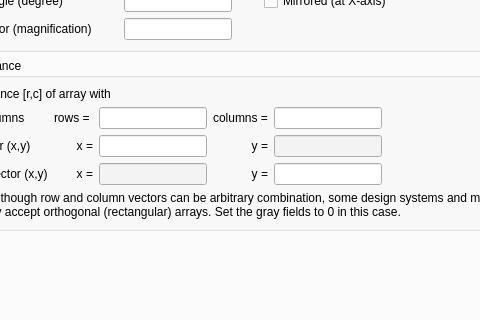
Qt form src/edt/edt/InstPropertiesPage.ui (KLayout/klayout) before a commit; both pictures show x 95 to 575 and y 204 to 524 of the 666 by 649 pixel window.
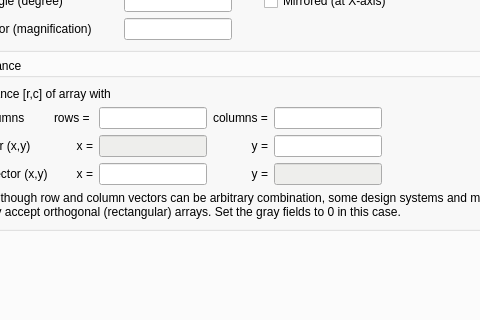
The same form after that commit. Custom widgets are drawn as their Qt base class.

Commit message: Reversed the interpretation of 'good' row/column combination until further clarification.

Patch:
```diff
--- a/src/edt/edt/InstPropertiesPage.ui
+++ b/src/edt/edt/InstPropertiesPage.ui
@@ -473,16 +473,6 @@
             </property>
            </widget>
           </item>
-          <item row="3" column="4">
-           <widget class="QLineEdit" name="column_y_le">
-            <property name="sizePolicy">
-             <sizepolicy hsizetype="Fixed" vsizetype="Fixed">
-              <horstretch>1</horstretch>
-              <verstretch>0</verstretch>
-             </sizepolicy>
-            </property>
-           </widget>
-          </item>
           <item row="3" column="3">
            <widget class="QLabel" name="label_15">
             <property name="text">
@@ -503,16 +493,6 @@
             </property>
            </widget>
           </item>
-          <item row="2" column="2">
-           <widget class="QLineEdit" name="row_x_le">
-            <property name="sizePolicy">
-             <sizepolicy hsizetype="Fixed" vsizetype="Fixed">
-              <horstretch>1</horstretch>
-              <verstretch>0</verstretch>
-             </sizepolicy>
-            </property>
-           </widget>
-          </item>
           <item row="2" column="1">
            <widget class="QLabel" name="label_11">
             <property name="text">
@@ -603,97 +583,6 @@
           </item>
           <item row="2" column="4">
            <widget class="QFrame" name="frame_5">
-            <property name="palette">
-             <palette>
-              <active>
-               <colorrole role="WindowText">
-                <brush brushstyle="SolidPattern">
-                 <color alpha="255">
-                  <red>0</red>
-                  <green>0</green>
-                  <blue>0</blue>
-                 </color>
-                </brush>
-               </colorrole>
-               <colorrole role="Text">
-                <brush brushstyle="SolidPattern">
-                 <color alpha="255">
-                  <red>85</red>
-                  <green>87</green>
-                  <blue>83</blue>
-                 </color>
-                </brush>
-               </colorrole>
-               <colorrole role="Base">
-                <brush brushstyle="SolidPattern">
-                 <color alpha="255">
-                  <red>243</red>
-                  <green>243</green>
-                  <blue>243</blue>
-                 </color>
-                </brush>
-               </colorrole>
-              </active>
-              <inactive>
-               <colorrole role="WindowText">
-                <brush brushstyle="SolidPattern">
-                 <color alpha="255">
-                  <red>0</red>
-                  <green>0</green>
-                  <blue>0</blue>
-                 </color>
-                </brush>
-               </colorrole>
-               <colorrole role="Text">
-                <brush brushstyle="SolidPattern">
-                 <color alpha="255">
-                  <red>85</red>
-                  <green>87</green>
-                  <blue>83</blue>
-                 </color>
-                </brush>
-               </colorrole>
-               <colorrole role="Base">
-                <brush brushstyle="SolidPattern">
-                 <color alpha="255">
-                  <red>243</red>
-                  <green>243</green>
-                  <blue>243</blue>
-                 </color>
-                </brush>
-               </colorrole>
-              </inactive>
-              <disabled>
-               <colorrole role="WindowText">
-                <brush brushstyle="SolidPattern">
-                 <color alpha="255">
-                  <red>190</red>
-                  <green>190</green>
-                  <blue>190</blue>
-                 </color>
-                </brush>
-               </colorrole>
-               <colorrole role="Text">
-                <brush brushstyle="SolidPattern">
-                 <color alpha="255">
-                  <red>190</red>
-                  <green>190</green>
-                  <blue>190</blue>
-                 </color>
-                </brush>
-               </colorrole>
-               <colorrole role="Base">
-                <brush brushstyle="SolidPattern">
-                 <color alpha="255">
-                  <red>239</red>
-                  <green>239</green>
-                  <blue>239</blue>
-                 </color>
-                </brush>
-               </colorrole>
-              </disabled>
-             </palette>
-            </property>
             <property name="frameShape">
              <enum>QFrame::NoFrame</enum>
             </property>
@@ -728,97 +617,6 @@
           </item>
           <item row="3" column="2">
            <widget class="QFrame" name="frame_6">
-            <property name="palette">
-             <palette>
-              <active>
-               <colorrole role="WindowText">
-                <brush brushstyle="SolidPattern">
-                 <color alpha="255">
-                  <red>0</red>
-                  <green>0</green>
-                  <blue>0</blue>
-                 </color>
-                </brush>
-               </colorrole>
-               <colorrole role="Text">
-                <brush brushstyle="SolidPattern">
-                 <color alpha="255">
-                  <red>85</red>
-                  <green>87</green>
-                  <blue>83</blue>
-                 </color>
-                </brush>
-               </colorrole>
-               <colorrole role="Base">
-                <brush brushstyle="SolidPattern">
-                 <color alpha="255">
-                  <red>243</red>
-                  <green>243</green>
-                  <blue>243</blue>
-                 </color>
-                </brush>
-               </colorrole>
-              </active>
-              <inactive>
-               <colorrole role="WindowText">
-                <brush brushstyle="SolidPattern">
-                 <color alpha="255">
-                  <red>0</red>
-                  <green>0</green>
-                  <blue>0</blue>
-                 </color>
-                </brush>
-               </colorrole>
-               <colorrole role="Text">
-                <brush brushstyle="SolidPattern">
-                 <color alpha="255">
-                  <red>85</red>
-                  <green>87</green>
-                  <blue>83</blue>
-                 </color>
-                </brush>
-               </colorrole>
-               <colorrole role="Base">
-                <brush brushstyle="SolidPattern">
-                 <color alpha="255">
-                  <red>243</red>
-                  <green>243</green>
-                  <blue>243</blue>
-                 </color>
-                </brush>
-               </colorrole>
-              </inactive>
-              <disabled>
-               <colorrole role="WindowText">
-                <brush brushstyle="SolidPattern">
-                 <color alpha="255">
-                  <red>190</red>
-                  <green>190</green>
-                  <blue>190</blue>
-                 </color>
-                </brush>
-               </colorrole>
-               <colorrole role="Text">
-                <brush brushstyle="SolidPattern">
-                 <color alpha="255">
-                  <red>190</red>
-                  <green>190</green>
-                  <blue>190</blue>
-                 </color>
-                </brush>
-               </colorrole>
-               <colorrole role="Base">
-                <brush brushstyle="SolidPattern">
-                 <color alpha="255">
-                  <red>239</red>
-                  <green>239</green>
-                  <blue>239</blue>
-                 </color>
-                </brush>
-               </colorrole>
-              </disabled>
-             </palette>
-            </property>
             <property name="frameShape">
              <enum>QFrame::NoFrame</enum>
             </property>
@@ -851,6 +649,256 @@
             </layout>
            </widget>
           </item>
+          <item row="2" column="2">
+           <widget class="QFrame" name="frame_7">
+            <property name="palette">
+             <palette>
+              <active>
+               <colorrole role="Text">
+                <brush brushstyle="SolidPattern">
+                 <color alpha="255">
+                  <red>136</red>
+                  <green>138</green>
+                  <blue>133</blue>
+                 </color>
+                </brush>
+               </colorrole>
+               <colorrole role="Base">
+                <brush brushstyle="SolidPattern">
+                 <color alpha="255">
+                  <red>238</red>
+                  <green>238</green>
+                  <blue>236</blue>
+                 </color>
+                </brush>
+               </colorrole>
+               <colorrole role="PlaceholderText">
+                <brush brushstyle="SolidPattern">
+                 <color alpha="128">
+                  <red>136</red>
+                  <green>138</green>
+                  <blue>133</blue>
+                 </color>
+                </brush>
+               </colorrole>
+              </active>
+              <inactive>
+               <colorrole role="Text">
+                <brush brushstyle="SolidPattern">
+                 <color alpha="255">
+                  <red>136</red>
+                  <green>138</green>
+                  <blue>133</blue>
+                 </color>
+                </brush>
+               </colorrole>
+               <colorrole role="Base">
+                <brush brushstyle="SolidPattern">
+                 <color alpha="255">
+                  <red>238</red>
+                  <green>238</green>
+                  <blue>236</blue>
+                 </color>
+                </brush>
+               </colorrole>
+               <colorrole role="PlaceholderText">
+                <brush brushstyle="SolidPattern">
+                 <color alpha="128">
+                  <red>136</red>
+                  <green>138</green>
+                  <blue>133</blue>
+                 </color>
+                </brush>
+               </colorrole>
+              </inactive>
+              <disabled>
+               <colorrole role="Text">
+                <brush brushstyle="SolidPattern">
+                 <color alpha="255">
+                  <red>190</red>
+                  <green>190</green>
+                  <blue>190</blue>
+                 </color>
+                </brush>
+               </colorrole>
+               <colorrole role="Base">
+                <brush brushstyle="SolidPattern">
+                 <color alpha="255">
+                  <red>239</red>
+                  <green>239</green>
+                  <blue>239</blue>
+                 </color>
+                </brush>
+               </colorrole>
+               <colorrole role="PlaceholderText">
+                <brush brushstyle="SolidPattern">
+                 <color alpha="128">
+                  <red>0</red>
+                  <green>0</green>
+                  <blue>0</blue>
+                 </color>
+                </brush>
+               </colorrole>
+              </disabled>
+             </palette>
+            </property>
+            <property name="frameShape">
+             <enum>QFrame::NoFrame</enum>
+            </property>
+            <property name="frameShadow">
+             <enum>QFrame::Raised</enum>
+            </property>
+            <layout class="QVBoxLayout" name="verticalLayout_3">
+             <property name="leftMargin">
+              <number>0</number>
+             </property>
+             <property name="topMargin">
+              <number>0</number>
+             </property>
+             <property name="rightMargin">
+              <number>0</number>
+             </property>
+             <property name="bottomMargin">
+              <number>0</number>
+             </property>
+             <item>
+              <widget class="QLineEdit" name="row_x_le">
+               <property name="sizePolicy">
+                <sizepolicy hsizetype="Fixed" vsizetype="Fixed">
+                 <horstretch>1</horstretch>
+                 <verstretch>0</verstretch>
+                </sizepolicy>
+               </property>
+              </widget>
+             </item>
+            </layout>
+           </widget>
+          </item>
+          <item row="3" column="4">
+           <widget class="QFrame" name="frame_8">
+            <property name="palette">
+             <palette>
+              <active>
+               <colorrole role="Text">
+                <brush brushstyle="SolidPattern">
+                 <color alpha="255">
+                  <red>136</red>
+                  <green>138</green>
+                  <blue>133</blue>
+                 </color>
+                </brush>
+               </colorrole>
+               <colorrole role="Base">
+                <brush brushstyle="SolidPattern">
+                 <color alpha="255">
+                  <red>238</red>
+                  <green>238</green>
+                  <blue>236</blue>
+                 </color>
+                </brush>
+               </colorrole>
+               <colorrole role="PlaceholderText">
+                <brush brushstyle="SolidPattern">
+                 <color alpha="128">
+                  <red>136</red>
+                  <green>138</green>
+                  <blue>133</blue>
+                 </color>
+                </brush>
+               </colorrole>
+              </active>
+              <inactive>
+               <colorrole role="Text">
+                <brush brushstyle="SolidPattern">
+                 <color alpha="255">
+                  <red>136</red>
+                  <green>138</green>
+                  <blue>133</blue>
+                 </color>
+                </brush>
+               </colorrole>
+               <colorrole role="Base">
+                <brush brushstyle="SolidPattern">
+                 <color alpha="255">
+                  <red>238</red>
+                  <green>238</green>
+                  <blue>236</blue>
+                 </color>
+                </brush>
+               </colorrole>
+               <colorrole role="PlaceholderText">
+                <brush brushstyle="SolidPattern">
+                 <color alpha="128">
+                  <red>136</red>
+                  <green>138</green>
+                  <blue>133</blue>
+                 </color>
+                </brush>
+               </colorrole>
+              </inactive>
+              <disabled>
+               <colorrole role="Text">
+                <brush brushstyle="SolidPattern">
+                 <color alpha="255">
+                  <red>190</red>
+                  <green>190</green>
+                  <blue>190</blue>
+                 </color>
+                </brush>
+               </colorrole>
+               <colorrole role="Base">
+                <brush brushstyle="SolidPattern">
+                 <color alpha="255">
+                  <red>239</red>
+                  <green>239</green>
+                  <blue>239</blue>
+                 </color>
+                </brush>
+               </colorrole>
+               <colorrole role="PlaceholderText">
+                <brush brushstyle="SolidPattern">
+                 <color alpha="128">
+                  <red>0</red>
+                  <green>0</green>
+                  <blue>0</blue>
+                 </color>
+                </brush>
+               </colorrole>
+              </disabled>
+             </palette>
+            </property>
+            <property name="frameShape">
+             <enum>QFrame::NoFrame</enum>
+            </property>
+            <property name="frameShadow">
+             <enum>QFrame::Raised</enum>
+            </property>
+            <layout class="QVBoxLayout" name="verticalLayout_4">
+             <property name="leftMargin">
+              <number>0</number>
+             </property>
+             <property name="topMargin">
+              <number>0</number>
+             </property>
+             <property name="rightMargin">
+              <number>0</number>
+             </property>
+             <property name="bottomMargin">
+              <number>0</number>
+             </property>
+             <item>
+              <widget class="QLineEdit" name="column_y_le">
+               <property name="sizePolicy">
+                <sizepolicy hsizetype="Fixed" vsizetype="Fixed">
+                 <horstretch>1</horstretch>
+                 <verstretch>0</verstretch>
+                </sizepolicy>
+               </property>
+              </widget>
+             </item>
+            </layout>
+           </widget>
+          </item>
          </layout>
         </widget>
        </item>
```
Left out of the diff: 5 changed lines with no effect on the pictures.
